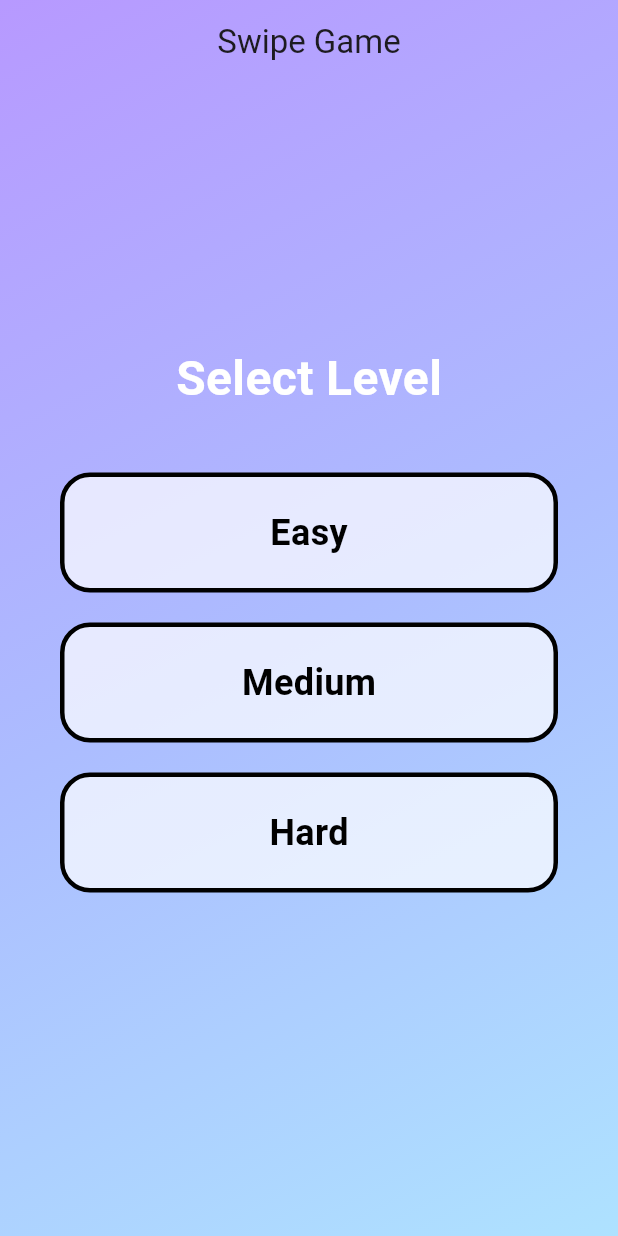
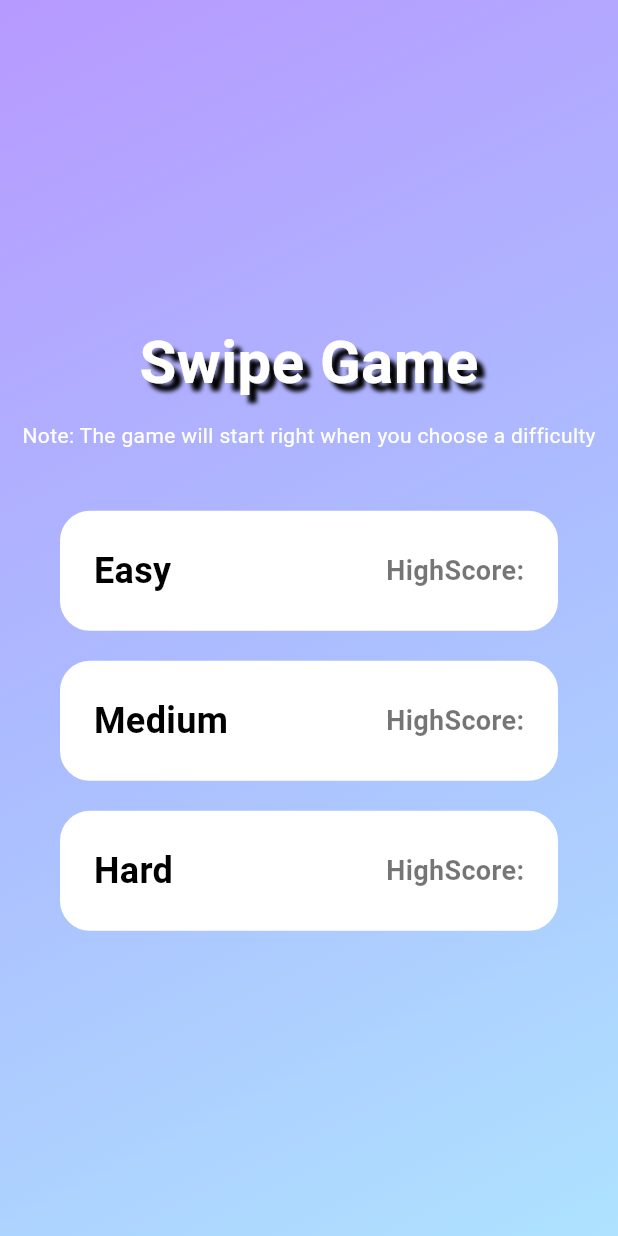
Before and after one commit to peri-Bot/Mobile-App-for-Multi-Modal-Behavioral-Data-Collection-BahriApp, a Flutter app: the screen it shows after launch, on a phone screen of 412 x 824 dp. Run offline on Flutter 3.47's test engine with Material 3 defaults, Android fonts, the phone set to English and light mode, and no system bars; our stand-ins replace cloud_firestore, curved_navigation_bar, firebase_auth, firebase_core, flutter_dotenv, flutter_markdown and 1 more; accounts and stored records are empty.

Commit message:
motion games fixes and clean ups

```diff
--- a/lib/screens/game_screens/swipe_game_screen.dart
+++ b/lib/screens/game_screens/swipe_game_screen.dart
@@ -207,14 +207,20 @@ class _GameScreenState extends State<GameScreen> with SingleTickerProviderStateM
     }
 
     return Scaffold(
+      extendBodyBehindAppBar: true,
       appBar: AppBar(
         title: Text('Level ${widget.level}'),
-        backgroundColor: Colors.lightBlue,
+        backgroundColor: Colors.transparent,
+        elevation: 0,
       ),
       body: Container(
         decoration: const BoxDecoration(
           gradient: LinearGradient(
-            colors: [Colors.lightBlueAccent, Colors.blueAccent, Colors.lightBlue],
+            colors: [
+              Color.fromRGBO(183, 153, 255, 1),
+              Color.fromRGBO(172, 188, 255, 1),
+              Color.fromRGBO(174, 226, 255, 1),
+            ],
             begin: Alignment.topLeft,
             end: Alignment.bottomRight,
           ),
--- a/lib/screens/game_screens/swipe_level_screen.dart
+++ b/lib/screens/game_screens/swipe_level_screen.dart
@@ -9,13 +9,12 @@ class LevelSelectionScreen extends StatelessWidget {
   @override
   Widget build(BuildContext context) {
     return Scaffold(
-      extendBodyBehindAppBar: true,
-      appBar: AppBar(
-        title: const Text('Swipe Game'),
+      extendBodyBehindAppBar: true,appBar: AppBar(
       backgroundColor: Colors.transparent,
       elevation: 0,
-        centerTitle: true,
+      automaticallyImplyLeading: true, // This makes sure the back button appears
     ),
+
       body: Container(
         decoration: const BoxDecoration(
           gradient: LinearGradient(
@@ -31,30 +30,52 @@ class LevelSelectionScreen extends StatelessWidget {
         child: Column(
           mainAxisAlignment: MainAxisAlignment.center,
           children: [
-            // Add the Select Level text
+            const SizedBox(height: 10), // Add spacing to push content down
+
+            // Title (Pic Pick)
             const Text(
-              'Select Level',
+              'Swipe Game',
               style: TextStyle(
-                fontSize: 32,
+                fontSize: 40,
                 fontWeight: FontWeight.bold,
+                color: Colors.white,
+                shadows: [
+                  Shadow(
+                    offset: Offset(5.0, 5.0),
+                    blurRadius: 3.0,
+                    color: Colors.black,
+                  ),
+                ],
+              ),
+            ),
+
+            // Subtitle (Note)
+            const Padding(
+              padding: EdgeInsets.only(top: 10, bottom: 40),
+              child: Text(
+                'Note: The game will start right when you choose a difficulty',
+                style: TextStyle(
+                  fontSize: 14,
                   color: Colors.white,
                 ),
               ),
-            const SizedBox(height: 40), // Add spacing between the text and buttons
+            ),
 
-            // The level selection buttons
-            _buildLevelButton(context, 'Easy', 1),
-            const SizedBox(height: 20), // Add spacing between the buttons
-            _buildLevelButton(context, 'Medium', 2),
-            const SizedBox(height: 20), // Add spacing between the buttons
-            _buildLevelButton(context, 'Hard', 3),
+            // The level selection buttons with HighScore label
+            _buildLevelButton(context, 'Easy', 1, 'HighScore:'),
+            const SizedBox(height: 20),
+            _buildLevelButton(context, 'Medium', 2, 'HighScore:'),
+            const SizedBox(height: 20),
+            _buildLevelButton(context, 'Hard', 3, 'HighScore:'),
           ],
         ),
       ),
     );
   }
 
-  Widget _buildLevelButton(BuildContext context, String levelName, int level) {
+  // Modified _buildLevelButton function to include the "HighScore" text
+  Widget _buildLevelButton(
+      BuildContext context, String levelName, int level, String highScoreText) {
     return GestureDetector(
       onTap: () {
         Navigator.push(
@@ -64,7 +85,6 @@ class LevelSelectionScreen extends StatelessWidget {
               level: level, // Pass the selected level
               userId: userId, // Pass the userId
               onLevelComplete: (score) {
-                // Define what to do when level is complete
                 print('Level complete with score: $score');
               },
             ),
@@ -72,19 +92,23 @@ class LevelSelectionScreen extends StatelessWidget {
         );
       },
       child: Padding(
-        padding: const EdgeInsets.symmetric(horizontal: 40.0), // Wider padding
+        padding: const EdgeInsets.symmetric(horizontal: 40.0),
         child: Container(
-          width: double.infinity, // Make the button full width
-          height: 80, // Adjust the height of the boxes
+          width: double.infinity,
+          height: 80,
           decoration: BoxDecoration(
-            color: Colors.white70,
-            borderRadius: BorderRadius.circular(20), // Adjust border radius
+            color: Colors.white,
+            borderRadius: BorderRadius.circular(20),
             border: Border.all(
-              color: Colors.black, // Add a black border
-              width: 3, // Adjust the border thickness
+              color: Colors.white,
+              width: 2.5,
             ),
           ),
-          child: Center(
+          child: Row(
+            mainAxisAlignment: MainAxisAlignment.spaceBetween,
+            children: [
+              Padding(
+                padding: const EdgeInsets.only(left: 20.0),
                 child: Text(
                   levelName,
                   style: const TextStyle(
@@ -94,6 +118,19 @@ class LevelSelectionScreen extends StatelessWidget {
                   ),
                 ),
               ),
+              Padding(
+                padding: const EdgeInsets.only(right: 20.0),
+                child: Text(
+                  highScoreText,
+                  style: const TextStyle(
+                    fontSize: 18,
+                    fontWeight: FontWeight.bold,
+                    color: Colors.black54,
+                  ),
+                ),
+              ),
+            ],
+          ),
         ),
       ),
     );
```
Lines whose indentation alone changed are shown as unchanged.
